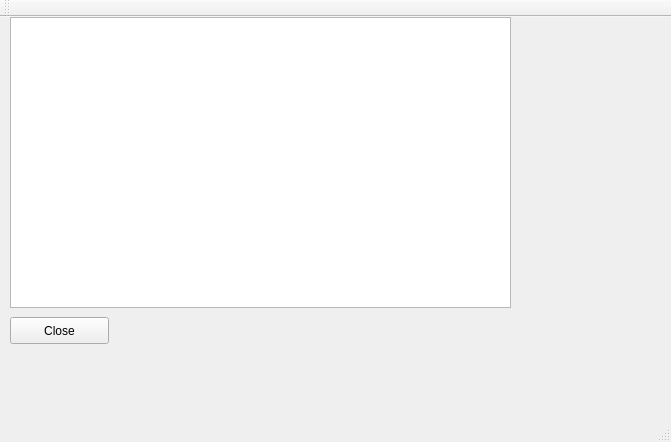
Before: the Qt Designer form Qt/FleetGUI/fleetGUI.ui in denischmielewski/test, drawn with Qt 5.
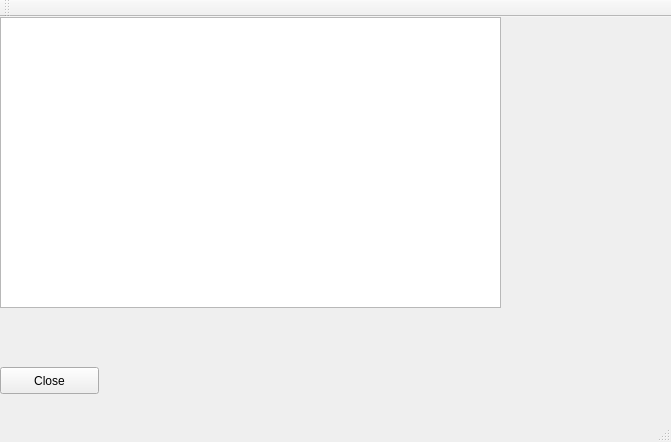
After: the same form once the commit is applied.

Patch:
```diff
--- a/Qt/FleetGUI/fleetGUI.ui
+++ b/Qt/FleetGUI/fleetGUI.ui
@@ -17,8 +17,8 @@
    <widget class="QPushButton" name="pushButton">
     <property name="geometry">
      <rect>
-      <x>10</x>
-      <y>300</y>
+      <x>0</x>
+      <y>350</y>
       <width>99</width>
       <height>27</height>
      </rect>
@@ -30,7 +30,7 @@
    <widget class="QGraphicsView" name="graphicsView">
     <property name="geometry">
      <rect>
-      <x>10</x>
+      <x>0</x>
       <y>0</y>
       <width>501</width>
       <height>291</height>
@@ -42,6 +42,12 @@
       <verstretch>0</verstretch>
      </sizepolicy>
     </property>
+    <property name="maximumSize">
+     <size>
+      <width>1600</width>
+      <height>900</height>
+     </size>
+    </property>
     <property name="autoFillBackground">
      <bool>true</bool>
     </property>
```
